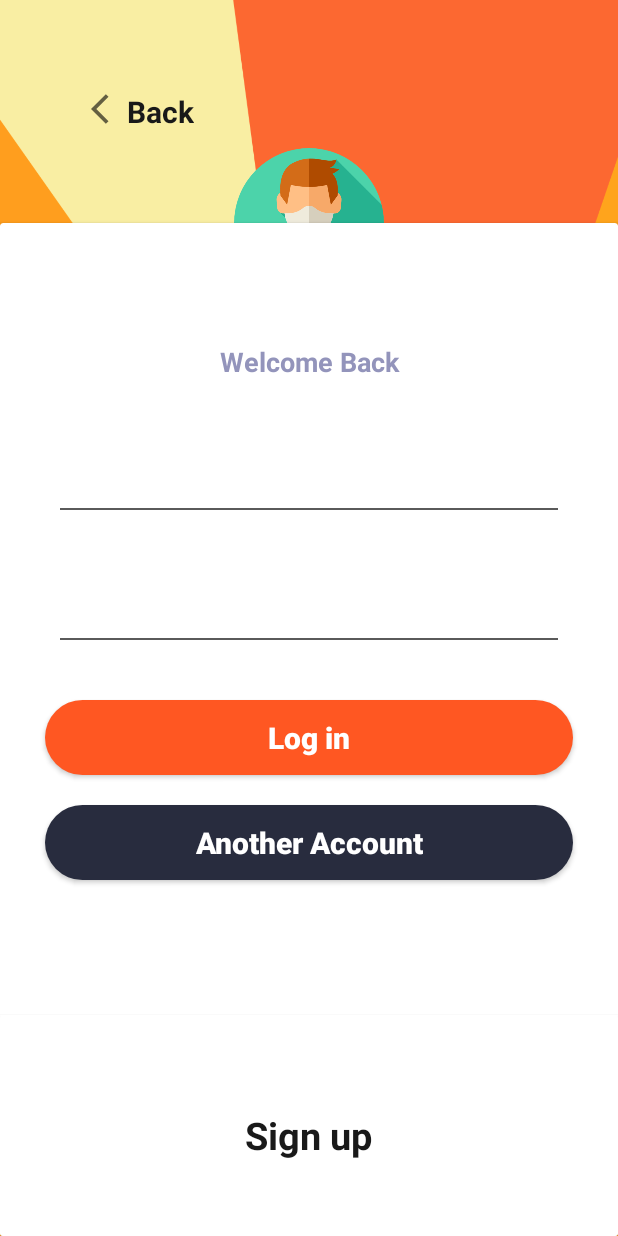
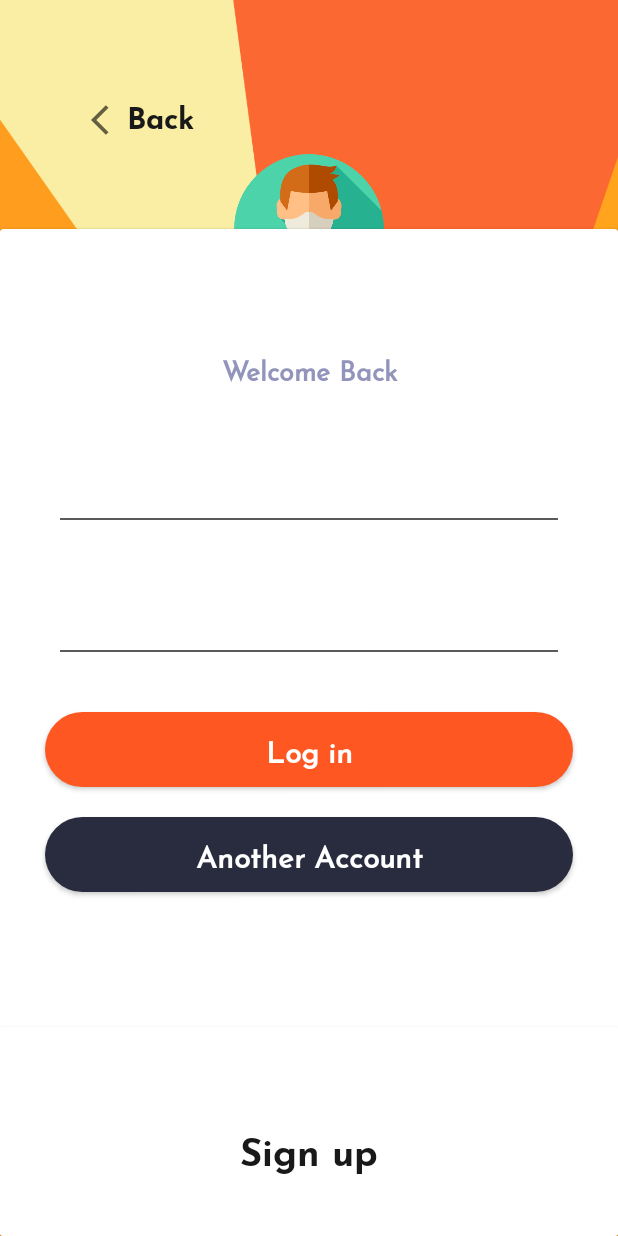
Before and after one commit to forkanju/UI_LoginSignUp, an Android app: the screen it shows after launch (MainActivity), on a phone screen of 412 x 824 dp. Run offline under Robolectric (Android 15) with nearby library versions, the phone set to English and light mode, and no system bars; our stand-ins replace CircleImageView; plain views replace OptRoundCardView.

Commit message:
font josefin san added to the font family

```diff
--- a/app/src/main/res/layout/activity_main.xml
+++ b/app/src/main/res/layout/activity_main.xml
@@ -10,8 +10,8 @@
         android:id="@+id/image_view"
         android:layout_width="match_parent"
         android:layout_height="match_parent"
-        android:scaleType="centerCrop"
-        android:background="@drawable/bg_whole"/>
+        android:background="@drawable/bg_whole"
+        android:scaleType="centerCrop" />
 
     <LinearLayout
         android:id="@+id/linear_layout"
@@ -28,24 +28,24 @@
 
             android:layout_width="wrap_content"
             android:layout_height="wrap_content"
+            android:clickable="true"
             android:focusable="true"
-            android:clickable="true"
             android:foreground="?android:attr/selectableItemBackground"
             android:padding="15dp">
 
             <ImageView
-
                 android:layout_width="24dp"
                 android:layout_height="24dp"
+                android:layout_marginTop="7dp"
                 android:src="@drawable/baseline_arrow_back_ios_24" />
 
             <TextView
                 android:layout_width="wrap_content"
                 android:layout_height="wrap_content"
+                android:fontFamily="@font/josefin_sans_bold"
                 android:text="Back"
                 android:textColor="#191919"
-                android:textSize="20sp"
-                android:textStyle="bold" />
+                android:textSize="20sp" />
         </LinearLayout>
 
 
@@ -85,6 +85,7 @@
                 <TextView
                     android:layout_width="match_parent"
                     android:layout_height="wrap_content"
+                    android:fontFamily="@font/josefin_sans_regular"
                     android:gravity="center"
                     android:text="Welcome Back"
                     android:textAlignment="center"
@@ -99,6 +100,7 @@
                     android:layout_marginTop="30dp"
                     android:layout_marginEnd="30dp"
                     android:background="@android:color/transparent"
+                    android:fontFamily="@font/josefin_sans_regular"
                     android:hint="Username"
                     android:padding="15dp"
                     android:textColorHint="@android:color/white"
@@ -118,6 +120,7 @@
                     android:layout_marginTop="30dp"
                     android:layout_marginEnd="30dp"
                     android:background="@android:color/transparent"
+                    android:fontFamily="@font/josefin_sans_regular"
                     android:hint="Password"
                     android:padding="15dp"
                     android:textColorHint="@android:color/white"
@@ -138,6 +141,7 @@
                     android:layout_marginTop="40dp"
                     android:layout_marginEnd="30dp"
                     android:background="@drawable/button_login_bg"
+                    android:fontFamily="@font/josefin_sans_regular"
                     android:text="Log in"
                     android:textAllCaps="false"
                     android:textColor="@android:color/white"
@@ -153,6 +157,7 @@
                     android:layout_marginEnd="30dp"
                     android:background="@drawable/button_another_account_bg"
                     android:elevation="0dp"
+                    android:fontFamily="@font/josefin_sans_regular"
                     android:text="Another Account"
                     android:textAllCaps="false"
                     android:textColor="@android:color/white"
@@ -177,15 +182,16 @@
                         <TextView
                             android:layout_width="wrap_content"
                             android:layout_height="wrap_content"
+                            android:clickable="true"
+                            android:focusable="true"
+                            android:fontFamily="@font/josefin_sans_bold"
+                            android:foreground="?android:attr/selectableItemBackground"
+                            android:onClick="openSignupPage"
+                            android:padding="15dp"
                             android:text="Sign up"
-                            android:focusable="true"
-                            android:clickable="true"
-                            android:onClick="openSignupPage"
-                            android:foreground="?android:attr/selectableItemBackground"
-                            android:padding="15dp"
+                            android:textColor="#191919"
                             android:textSize="25sp"
-                            android:textStyle="bold"
-                            android:textColor="#191919"/>
+                            android:textStyle="bold" />
                     </LinearLayout>
 
                 </com.github.captain_miao.optroundcardview.OptRoundCardView>
```
Also changed, not shown: app/src/main/res/layout/activity_signup.xml (+13 -7 lines), app/src/main/res/font/josefin_sans_bold.ttf (added), app/src/main/res/font/josefin_sans_regular.ttf (added).
